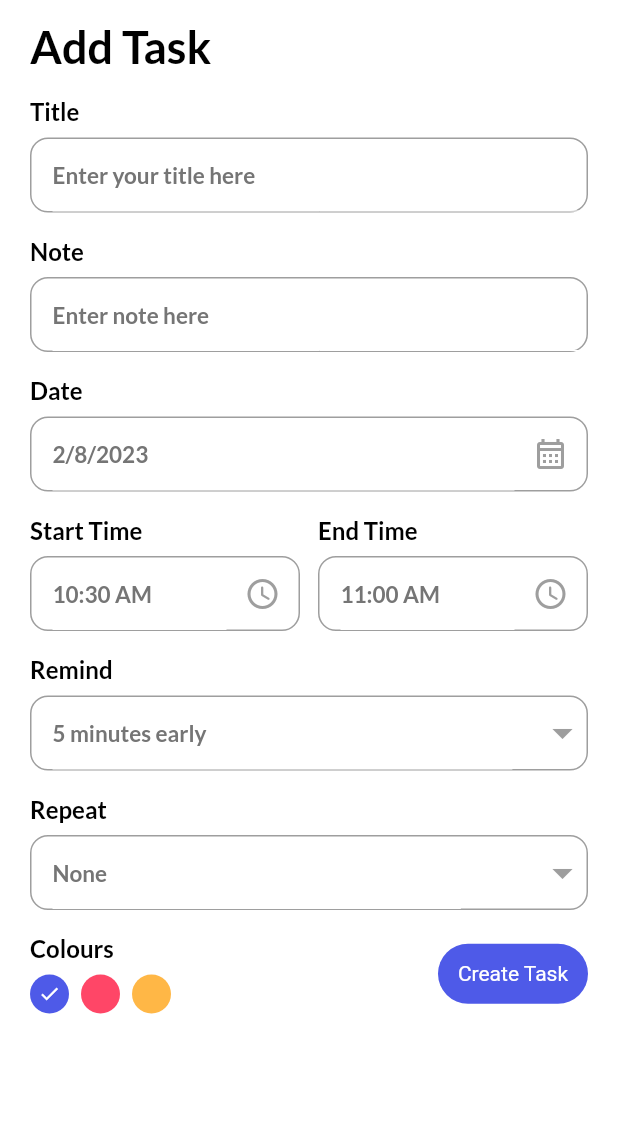
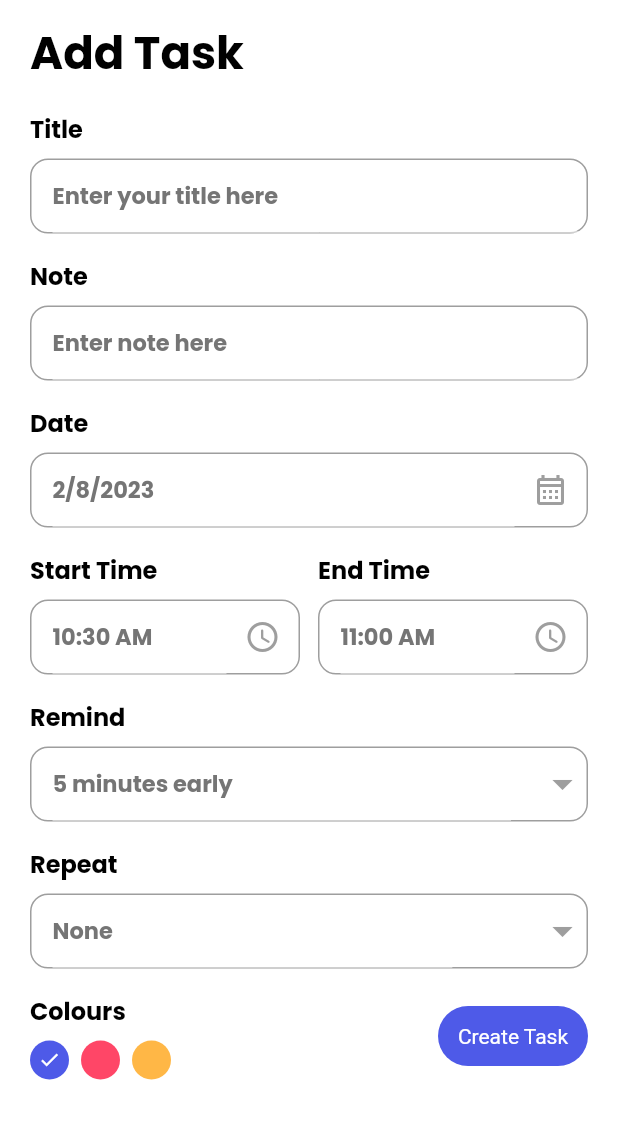
Before and after one commit to abhidhadke/to_do_app, a Flutter app: the Homepage screen opened directly, after a tap on "+ Add Task", on a phone screen of 412 x 824 dp, the part 65-1204 px from its top. Run offline on Flutter 3.47's test engine with Material 2 defaults, Android fonts, the phone set to English and light mode, and no system bars; our stand-ins replace awesome_snackbar_content, date_picker_timeline, flutter_local_notifications, flutter_staggered_animations, get, get_storage and 2 more; accounts and stored records are empty.

Commit message:
bug fixes

```diff
--- a/lib/controllers/task_controller.dart
+++ b/lib/controllers/task_controller.dart
@@ -18,7 +18,7 @@ class TaskController extends GetxController{
   //get all the data from the db
   void getTasks() async {
     List<Map<String,dynamic>> tasks = await DBHelper.query();
-    taskList.assignAll(tasks.map((data) => new Task.fromJson(data)).toList());
+    taskList.assignAll(tasks.map((data) => Task.fromJson(data)).toList());
   }
 
   void delete(Task task){
--- a/lib/main.dart
+++ b/lib/main.dart
@@ -24,7 +24,7 @@ class _MyappState extends State<Myapp> {
   @override
   Widget build(BuildContext context) {
     return GetMaterialApp(
-      home: Homepage(),
+      home: const Homepage(),
       debugShowCheckedModeBanner: false,
       theme: Themes.light,
       darkTheme: Themes.dark,
--- a/lib/ui/themes.dart
+++ b/lib/ui/themes.dart
@@ -8,7 +8,7 @@ const Color yellowClr = Color(0xFFFFB746);
 const Color pinkClr = Color(0xFFff4667);
 const Color white = Colors.white;
 const primaryClr = bluishClr;
-const Color darkGreyClr = Color(0xFF121212);
+const Color darkGreyClr = Color(0xFF1F1B24);
 const Color darkHeaderClr = Color(0xFF424242);
 
 class Themes{
@@ -22,17 +22,16 @@ class Themes{
   );
 
   static final dark = ThemeData(
-      brightness: Brightness.dark,
     primaryColor: darkGreyClr,
     colorScheme: const ColorScheme.dark(
-      background: Colors.black45
+      background: Colors.black38
     )
   );
 
 }
 
 TextStyle get subHeadingStyle {
-  return GoogleFonts.lato(
+  return GoogleFonts.poppins(
       textStyle: TextStyle(
           fontSize: 24,
           fontWeight: FontWeight.bold,
@@ -42,7 +41,7 @@ TextStyle get subHeadingStyle {
 }
 
 TextStyle get headingStyle {
-  return GoogleFonts.lato(
+  return GoogleFonts.poppins(
       textStyle: TextStyle(
           fontSize: 30,
           fontWeight: FontWeight.bold,
@@ -52,7 +51,7 @@ TextStyle get headingStyle {
 }
 
 TextStyle get titleStyle {
-  return GoogleFonts.lato(
+  return GoogleFonts.poppins(
       textStyle: TextStyle(
           fontSize: 16,
           fontWeight: FontWeight.bold,
@@ -62,7 +61,7 @@ TextStyle get titleStyle {
 }
 
 TextStyle get subTitleStyle {
-  return GoogleFonts.lato(
+  return GoogleFonts.poppins(
       textStyle: TextStyle(
           fontSize: 15,
           fontWeight: FontWeight.bold,
@@ -72,7 +71,7 @@ TextStyle get subTitleStyle {
 }
 
 TextStyle get hintTitleStyle {
-  return GoogleFonts.lato(
+  return GoogleFonts.poppins(
       textStyle: TextStyle(
           fontSize: 15,
           fontWeight: FontWeight.bold,
--- a/pubspec.yaml
+++ b/pubspec.yaml
@@ -41,7 +41,7 @@ dependencies:
   flutter_local_notifications:
   flutter_native_timezone:
   intl:
-  google_fonts:
+  google_fonts: ^4.0.3
   date_picker_timeline:
   awesome_snackbar_content:
   sqflite:
```
Also changed, not shown: lib/ui/home_page.dart (+14 -7 lines), pubspec.lock.
